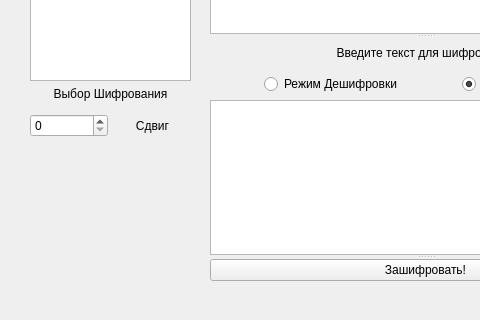
Qt form mainwindow.ui (Buartskullar/cryptomaniac) before a commit; both pictures show x 0 to 480 and y 140 to 460 of the 660 by 460 pixel window.
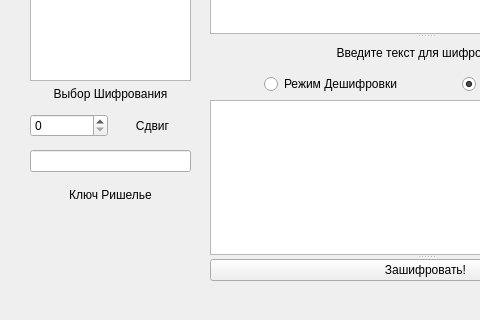
The same form after that commit.

Commit message: Решелье UI готов

What changed in the file:
```diff
--- a/mainwindow.ui
+++ b/mainwindow.ui
@@ -185,6 +185,31 @@
      </item>
     </layout>
    </widget>
+   <widget class="QWidget" name="">
+    <property name="geometry">
+     <rect>
+      <x>30</x>
+      <y>290</y>
+      <width>161</width>
+      <height>61</height>
+     </rect>
+    </property>
+    <layout class="QVBoxLayout" name="verticalLayout_3">
+     <item>
+      <widget class="QLineEdit" name="lineReshelye"/>
+     </item>
+     <item>
+      <widget class="QLabel" name="labelReshelye">
+       <property name="text">
+        <string>Ключ Ришелье</string>
+       </property>
+       <property name="alignment">
+        <set>Qt::AlignCenter</set>
+       </property>
+      </widget>
+     </item>
+    </layout>
+   </widget>
   </widget>
   <widget class="QStatusBar" name="statusbar"/>
  </widget>
```
The commit also changes 2 other files.
